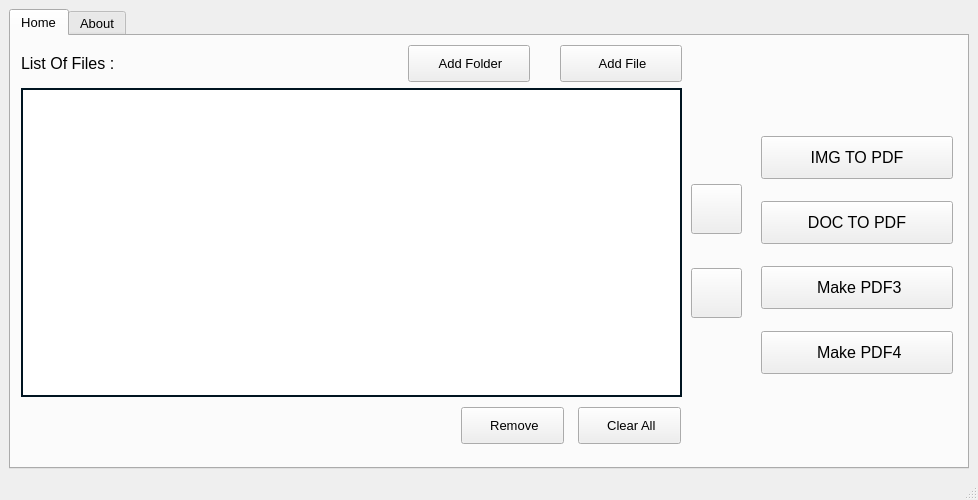
Ashish1692/PythonMiniProject, file UIFiles/Main_Ui_File.ui: the form before one commit.
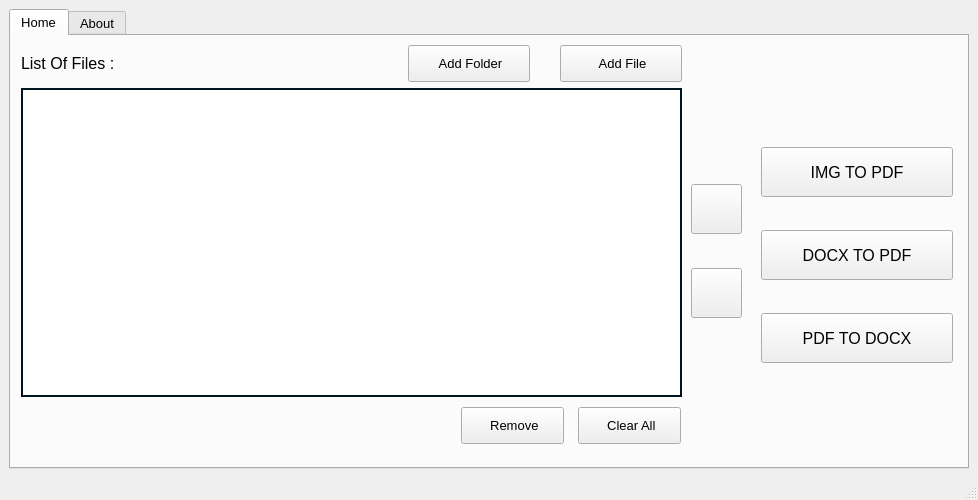
The form after the commit. Icons and pictures are not drawn.

What changed in the file:
```diff
--- a/UIFiles/Main_Ui_File.ui
+++ b/UIFiles/Main_Ui_File.ui
@@ -513,7 +513,7 @@
            <property name="minimumSize">
             <size>
              <width>190</width>
-             <height>43</height>
+             <height>50</height>
             </size>
            </property>
            <property name="maximumSize">
@@ -558,7 +558,7 @@
            <property name="minimumSize">
             <size>
              <width>190</width>
-             <height>43</height>
+             <height>50</height>
             </size>
            </property>
            <property name="maximumSize">
@@ -590,7 +590,7 @@
 </string>
            </property>
            <property name="text">
-            <string>DOC TO PDF</string>
+            <string>DOCX TO PDF</string>
            </property>
            <property name="icon">
             <iconset>
@@ -603,7 +603,7 @@
            <property name="minimumSize">
             <size>
              <width>190</width>
-             <height>43</height>
+             <height>50</height>
             </size>
            </property>
            <property name="maximumSize">
@@ -635,52 +635,7 @@
 </string>
            </property>
            <property name="text">
-            <string> Make PDF3</string>
-           </property>
-           <property name="icon">
-            <iconset>
-             <normaloff>icons/export_pdf_50px.png</normaloff>icons/export_pdf_50px.png</iconset>
-           </property>
-          </widget>
-         </item>
-         <item>
-          <widget class="QPushButton" name="pushButton_make_pdf_4">
-           <property name="minimumSize">
-            <size>
-             <width>190</width>
-             <height>43</height>
-            </size>
-           </property>
-           <property name="maximumSize">
-            <size>
-             <width>200</width>
-             <height>16777215</height>
-            </size>
-           </property>
-           <property name="font">
-            <font>
-             <family>MS Sans Serif</family>
-             <pointsize>12</pointsize>
-            </font>
-           </property>
-           <property name="styleSheet">
-            <string notr="true">
-QPushButton::hover{
-	
-	background-color: rgb(39, 55, 94);
-};
-
-
-
-background-color: rgb(19, 45, 84);
-border-color: rgb(1, 1, 1);
-border-style: solid;
-border-width: 1px;
-border-radius:5px;
-</string>
-           </property>
-           <property name="text">
-            <string> Make PDF4</string>
+            <string>PDF TO DOCX</string>
            </property>
            <property name="icon">
             <iconset>
```
Left out of the diff: 89 changed lines with no effect on the pictures.
